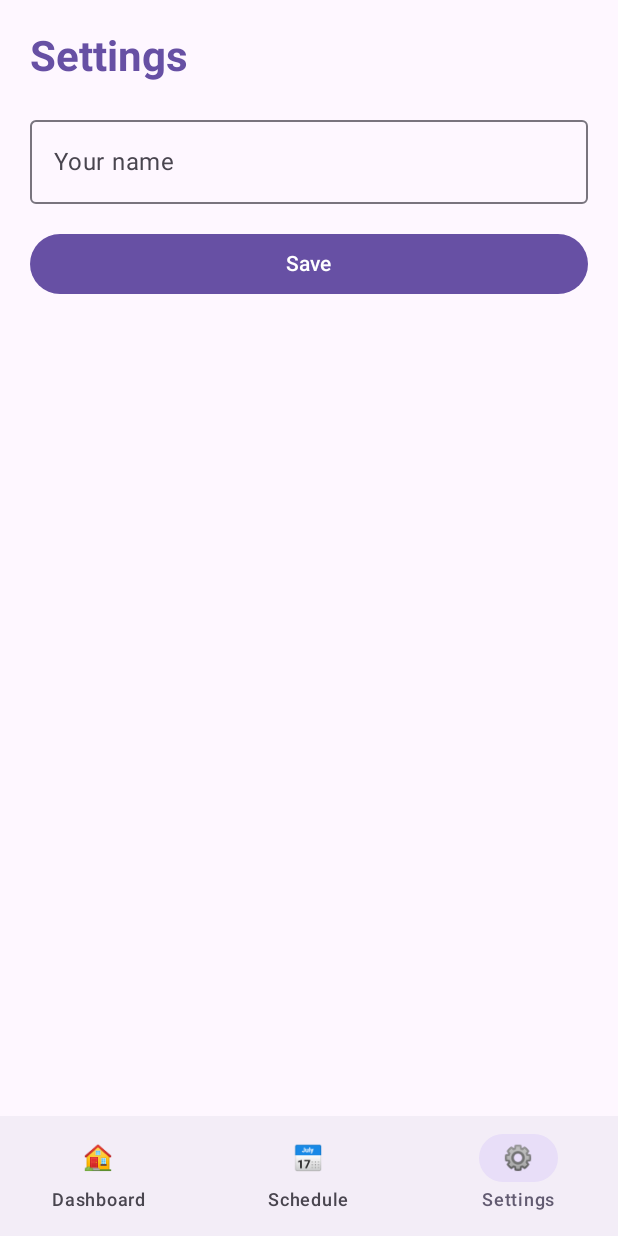
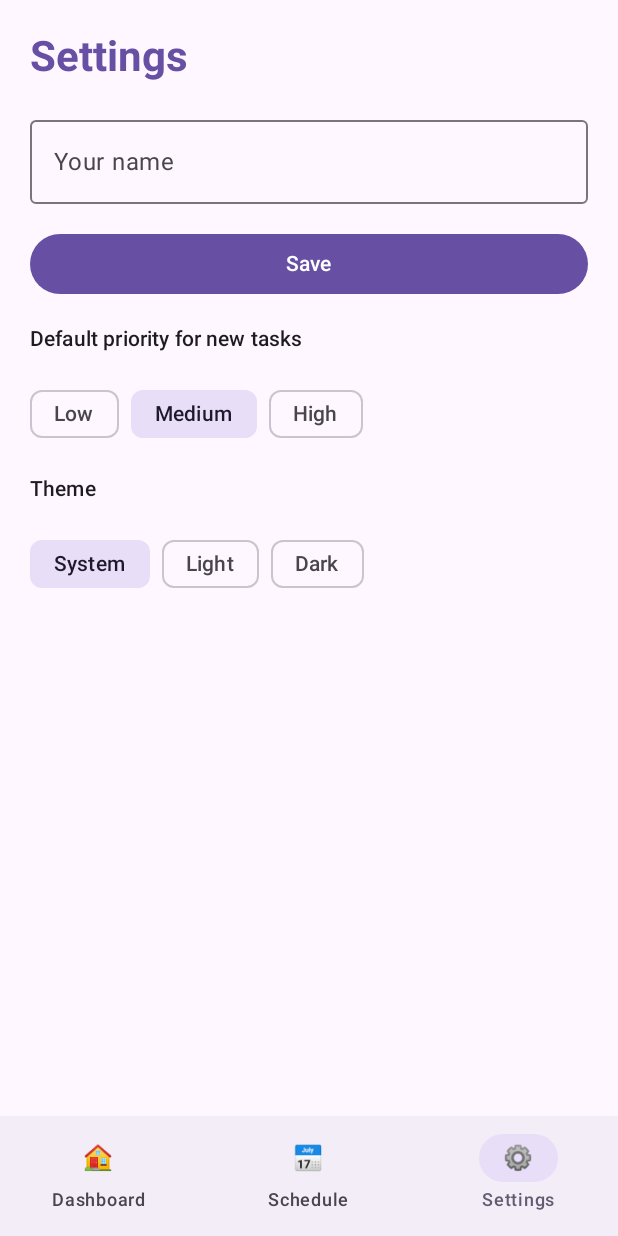
Before and after one commit to clara004/TaskNest, an Android app built with Jetpack Compose: the screen it shows after launch (MainActivity), item 3 of the bottom bar chosen, on a phone screen of 412 x 824 dp. Run offline under Robolectric (Android 15) with nearby library versions, the phone set to English and light mode, and no system bars; our stand-ins replace Room's generated code.

Commit message:
Add default priority and theme preferences

```diff
--- a/app/src/main/java/com/example/tasknest/MainActivity.kt
+++ b/app/src/main/java/com/example/tasknest/MainActivity.kt
@@ -1,4 +1,3 @@
-
 package com.example.tasknest
 
 import android.os.Bundle
@@ -66,6 +65,9 @@ import androidx.compose.runtime.setValue
 import androidx.compose.runtime.mutableStateOf
 import androidx.compose.runtime.remember
 import com.example.tasknest.settings.UserPreferences
+import androidx.compose.foundation.isSystemInDarkTheme
+import androidx.compose.material3.darkColorScheme
+import androidx.compose.material3.lightColorScheme
 class MainActivity : ComponentActivity() {
 
     override fun onCreate(savedInstanceState: Bundle?) {
@@ -76,7 +78,14 @@ class MainActivity : ComponentActivity() {
         val prefs = UserPreferences(applicationContext)
 
         setContent {
-            MaterialTheme {
+            val darkTheme = when (prefs.themeMode) {
+                "Dark" -> true
+                "Light" -> false
+                else -> isSystemInDarkTheme()
+            }
+            MaterialTheme (
+                colorScheme = if (darkTheme) darkColorScheme() else lightColorScheme()
+            ) {
                 var selectedTab by remember { mutableStateOf("Dashboard") }
                 var selectedTask by remember { mutableStateOf<TaskEntity?>(null) }
 
@@ -139,9 +148,11 @@ class MainActivity : ComponentActivity() {
                         } else {
 
                             when (selectedTab) {
-                                "Dashboard" -> {
-                                    TaskNestDashboard(repository, userName = prefs.userName)
-                                }
+                                "Dashboard" -> TaskNestDashboard(
+                                    repository,
+                                    userName = prefs.userName,
+                                    defaultPriority = prefs.defaultPriority
+                                )
 
                                 "Schedule" -> {
                                     ScheduleScreen(
@@ -165,7 +176,11 @@ class MainActivity : ComponentActivity() {
 }
 
 @Composable
-fun TaskNestDashboard(repository: TaskRepository, userName: String = "") {
+fun TaskNestDashboard(
+    repository: TaskRepository,
+    userName: String = "",
+    defaultPriority: String = "Medium"
+) {
     val tasks by repository.allTasks.collectAsState(initial = emptyList())
     var selectedFilter by remember { mutableStateOf("All") }
 
@@ -180,7 +195,7 @@ fun TaskNestDashboard(repository: TaskRepository, userName: String = "") {
     var title by remember { mutableStateOf("") }
     var subject by remember { mutableStateOf("") }
     var dueDate by remember { mutableStateOf("") }
-    var priority by remember { mutableStateOf("Medium") }
+    var priority by remember { mutableStateOf(defaultPriority) }
     var formError by remember { mutableStateOf<String?>(null) }
     var showDatePicker by remember { mutableStateOf(false) }
 
@@ -500,7 +515,7 @@ fun TaskNestDashboard(repository: TaskRepository, userName: String = "") {
                                             title = ""
                                             subject = ""
                                             dueDate = ""
-                                            priority = "Medium"
+                                            priority = defaultPriority
                                             formError = null
                                             showForm = false
                                         }
--- a/app/src/main/java/com/example/tasknest/SettingsScreen.kt
+++ b/app/src/main/java/com/example/tasknest/SettingsScreen.kt
@@ -18,6 +18,8 @@ import androidx.compose.ui.Modifier
 import androidx.compose.ui.text.font.FontWeight
 import androidx.compose.ui.unit.dp
 import com.example.tasknest.settings.UserPreferences
+import androidx.compose.foundation.layout.Row
+import androidx.compose.material3.FilterChip
 
 @Composable
 fun SettingsScreen(prefs: UserPreferences) {
@@ -54,5 +56,26 @@ fun SettingsScreen(prefs: UserPreferences) {
         if (savedMessage.isNotEmpty()) {
             Text(savedMessage, color = MaterialTheme.colorScheme.primary)
         }
+        Text("Default priority for new tasks", style = MaterialTheme.typography.titleSmall)
+        Row(horizontalArrangement = Arrangement.spacedBy(8.dp)) {
+            listOf("Low", "Medium", "High").forEach { option ->
+                FilterChip(
+                    selected = prefs.defaultPriority == option,
+                    onClick = { prefs.updateDefaultPriority(option) },
+                    label = { Text(option) }
+                )
+            }
+        }
+
+        Text("Theme", style = MaterialTheme.typography.titleSmall)
+        Row(horizontalArrangement = Arrangement.spacedBy(8.dp)) {
+            listOf("System", "Light", "Dark").forEach { option ->
+                FilterChip(
+                    selected = prefs.themeMode == option,
+                    onClick = { prefs.updateThemeMode(option) },
+                    label = { Text(option) }
+                )
+            }
+        }
     }
 }
--- a/app/src/main/java/com/example/tasknest/settings/UserPreferences.kt
+++ b/app/src/main/java/com/example/tasknest/settings/UserPreferences.kt
@@ -13,12 +13,30 @@ class UserPreferences(context: Context) {
     var userName by mutableStateOf(prefs.getString(KEY_NAME, "").orEmpty())
         private set
 
+    var defaultPriority by mutableStateOf(prefs.getString(KEY_PRIORITY, "Medium").orEmpty())
+        private set
+
+    var themeMode by mutableStateOf(prefs.getString(KEY_THEME, "System").orEmpty())
+        private set
+
     fun updateUserName(name: String) {
         userName = name.trim()
         prefs.edit().putString(KEY_NAME, userName).apply()
     }
 
+    fun updateDefaultPriority(value: String) {
+        defaultPriority = value
+        prefs.edit().putString(KEY_PRIORITY, value).apply()
+    }
+
+    fun updateThemeMode(value: String) {
+        themeMode = value
+        prefs.edit().putString(KEY_THEME, value).apply()
+    }
+
     private companion object {
         const val KEY_NAME = "user_name"
+        const val KEY_PRIORITY = "default_priority"
+        const val KEY_THEME = "theme_mode"
     }
 }
```
